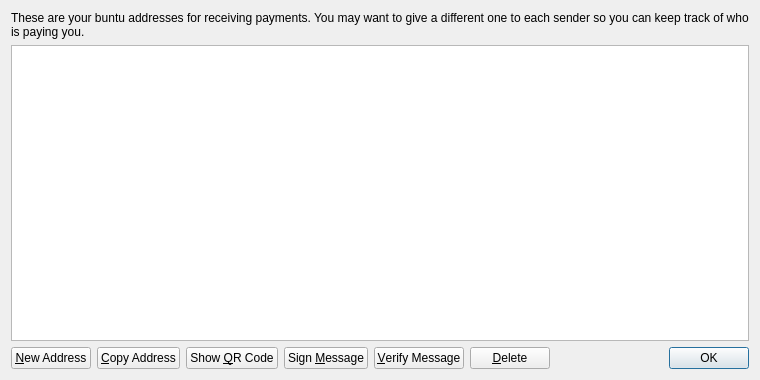
First picture: the form in src/qt/forms/addressbookpage.ui, repository btcreversal/safemasternode, before the edit.
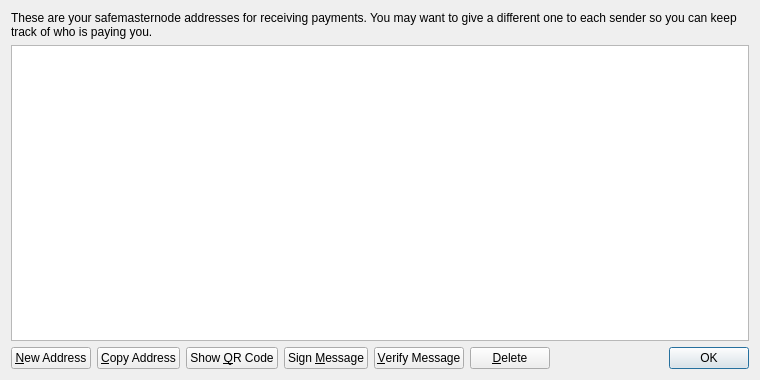
Second picture: the form after the edit.

Diff of the .ui file:
```diff
--- a/src/qt/forms/addressbookpage.ui
+++ b/src/qt/forms/addressbookpage.ui
@@ -17,7 +17,7 @@
    <item>
     <widget class="QLabel" name="labelExplanation">
      <property name="text">
-      <string>These are your buntu addresses for receiving payments. You may want to give a different one to each sender so you can keep track of who is paying you.</string>
+      <string>These are your safemasternode addresses for receiving payments. You may want to give a different one to each sender so you can keep track of who is paying you.</string>
      </property>
      <property name="textFormat">
       <enum>Qt::PlainText</enum>
```
Left out of the diff: 6 changed lines with no effect on the pictures.
